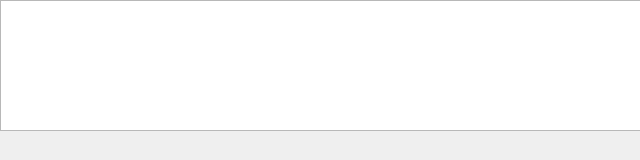
First picture: the form in src/mserver/mainwindow.ui, repository blitz-foundation/mungo-impress, before the edit.
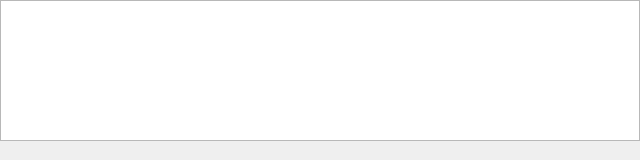
Second picture: the form after the edit.

Commit message: Improved layout, added document root

Diff of the .ui file:
```diff
--- a/src/mserver/mainwindow.ui
+++ b/src/mserver/mainwindow.ui
@@ -29,16 +29,27 @@
      <height>16777215</height>
     </size>
    </property>
-   <widget class="QPlainTextEdit" name="console">
-    <property name="geometry">
-     <rect>
-      <x>0</x>
-      <y>0</y>
-      <width>641</width>
-      <height>131</height>
-     </rect>
+   <layout class="QGridLayout" name="gridLayout_2">
+    <property name="leftMargin">
+     <number>0</number>
     </property>
-   </widget>
+    <property name="topMargin">
+     <number>0</number>
+    </property>
+    <property name="rightMargin">
+     <number>0</number>
+    </property>
+    <property name="bottomMargin">
+     <number>0</number>
+    </property>
+    <item row="0" column="0">
+     <widget class="QPlainTextEdit" name="console">
+      <property name="readOnly">
+       <bool>true</bool>
+      </property>
+     </widget>
+    </item>
+   </layout>
   </widget>
   <widget class="QStatusBar" name="statusBar">
    <property name="sizeGripEnabled">
```
The commit also changes 4 other files.
